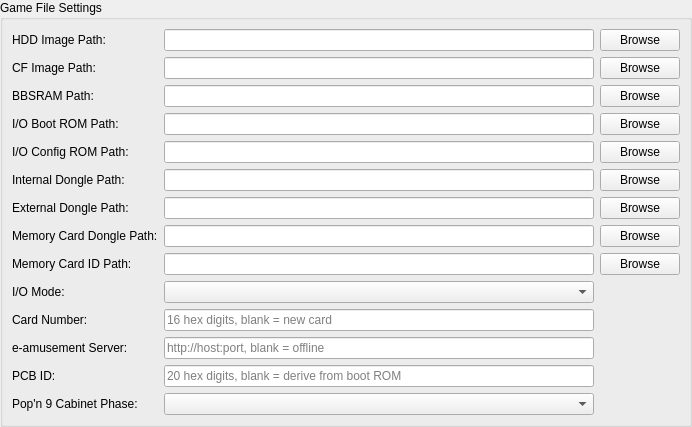
The window that pcsx2-qt/Settings/Python1SettingsWidget.ui (Radioo/pcsx2-reliquary) describes before a commit, drawn with Qt 5.
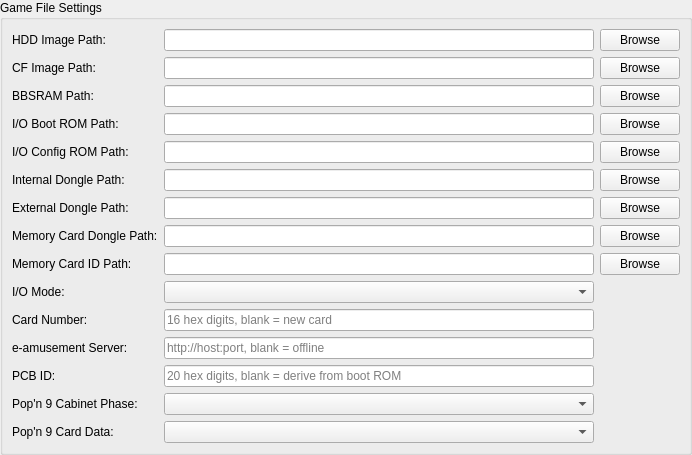
The same window after the commit.

Commit message: Document GAMBLER Z goods board mechanics and add P-FRIEND character details in pop'n 9

```diff
--- a/pcsx2-qt/Settings/Python1SettingsWidget.ui
+++ b/pcsx2-qt/Settings/Python1SettingsWidget.ui
@@ -251,6 +251,20 @@
         </property>
        </widget>
       </item>
+        <item row="15" column="0">
+       <widget class="QLabel" name="popnCardDesignLabel">
+        <property name="text">
+         <string>Pop'n 9 Card Data:</string>
+        </property>
+       </widget>
+      </item>
+        <item row="15" column="1">
+       <widget class="QComboBox" name="popnCardDesign">
+        <property name="toolTip">
+         <string>Twenty pop'n music 9 e-amusement card designs were sold and each one carried a different hidden value, which decides the extra bonus a visiting P-FRIEND brings. This overrides that value in the emulated card. Which printed design carried which value is not known, so the entries are named after what they unlock. The card file on disk is not modified.</string>
+        </property>
+       </widget>
+      </item>
       </layout>
      </widget>
    </item>
```
The commit also changes 2 other files.
